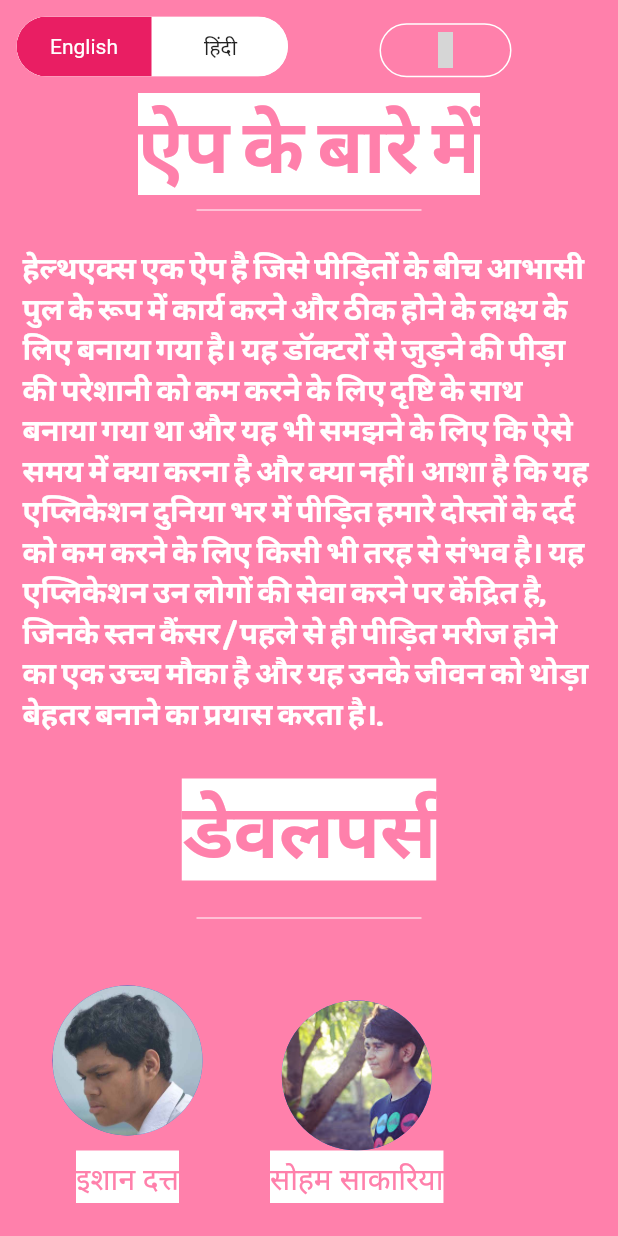
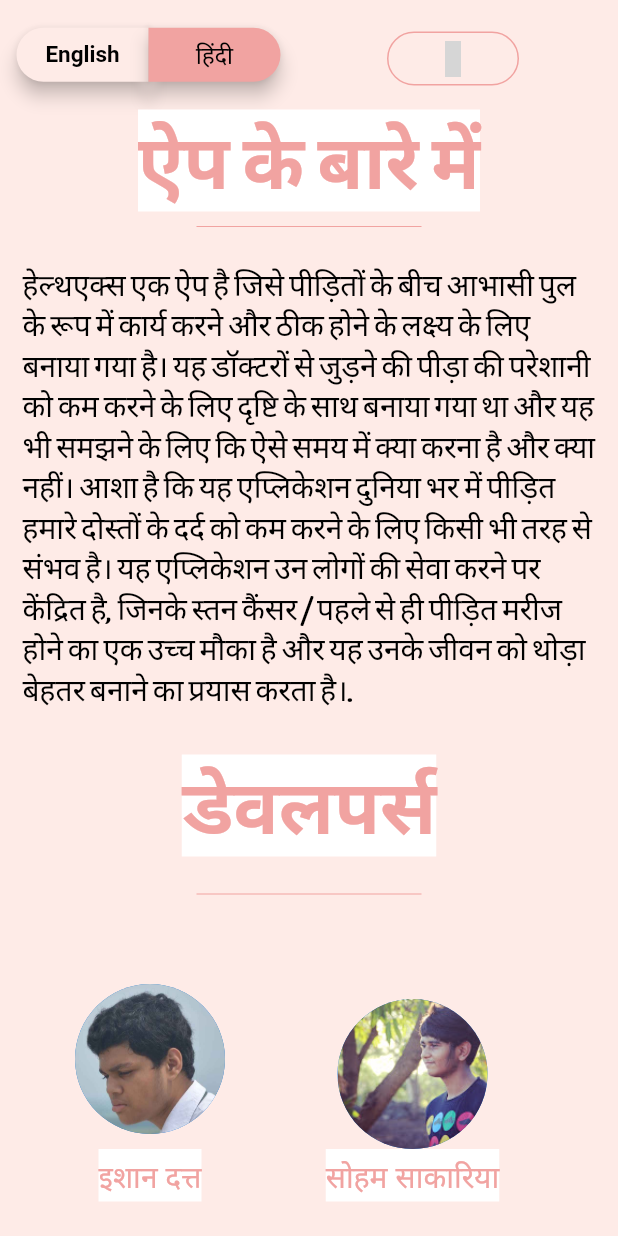
Before and after one commit to ParthPandey2236/Healthx, a Flutter app: the About screen opened directly, after a tap on "हिंदी", on a phone screen of 412 x 824 dp. Run offline on Flutter 3.47's test engine with Material 2 defaults, Android fonts, the phone set to English and light mode, and no system bars; drawn by our look-alikes of toggle_switch; our stand-ins replace cloud_firestore, eva_icons_flutter, firebase_auth, firebase_core, firebase_storage, image_cropper and 2 more; missing offline and left inert: translator; accounts and stored records are empty; grey boxes are pictures that could not be loaded.

Commit message:
Language change complete

```diff
--- a/lib/AboutPage.dart
+++ b/lib/AboutPage.dart
@@ -2,14 +2,16 @@ import 'package:elchackathon_app/main.dart';
 import 'package:eva_icons_flutter/eva_icons_flutter.dart';
 import 'package:flutter/material.dart';
 import 'package:shared_preferences/shared_preferences.dart';
-import 'package:toggle_switch/toggle_switch.dart';
 
 void main() {
   runApp(MaterialApp(
     home: About(),
   ));
 }
+
 int a = 0;
+int selectedIndex = 0;
+
 class About extends StatefulWidget {
   @override
   _AboutState createState() => _AboutState();
@@ -22,7 +24,7 @@ class _AboutState extends State<About> {
   @override
   Widget build(BuildContext context) {
     return Scaffold(
-      backgroundColor: Colors.pinkAccent[100],
+      backgroundColor: Color(0xfffeebe7),
       body: SafeArea(
         child: Center(
           child: SingleChildScrollView(
@@ -32,25 +34,49 @@ class _AboutState extends State<About> {
                 Row(children: [
                   Padding(
                     padding: const EdgeInsets.all(11.0),
-                    child: ToggleSwitch(
-                        minWidth: 90.0,
-                        cornerRadius: 20,
-                        activeBgColor: Colors.pink,
-                        inactiveBgColor: Colors.white,
-                        labels: [
-                          "English",
-                          "हिंदी",
+                    child: Row(
+                      children: [
+                        RaisedButton(
+                          shape: RoundedRectangleBorder(
+                              borderRadius: BorderRadius.only(
+                                  topLeft: Radius.circular(18),
+                                  bottomLeft: Radius.circular(18))),
+                          elevation: 5,
+                          color: a == 0 ? Color(0xfff1a3a1) : Color(0xfffeebe7),
+                          child: Center(
+                              child: Text('English',
+                                  style: TextStyle(
+                                      color: Colors.black,
+                                      fontWeight: FontWeight.bold,
+                                      fontSize: 15))),
+                          onPressed: () {
+                            setState(() {
+                              a = 0;
+                            });
+                          },
+                        ),
+                        RaisedButton(
+                          shape: RoundedRectangleBorder(
+                              borderRadius: BorderRadius.only(
+                                  topRight: Radius.circular(18),
+                                  bottomRight: Radius.circular(18))),
+                          elevation: 5,
+                          color: a == 1 ? Color(0xfff1a3a1) : Color(0xfffeebe7),
+                          child: Center(
+                              child: Text('हिंदी',
+                                  style: TextStyle(
+                                      color: Colors.black, fontSize: 16))),
+                          onPressed: () {
+                            setState(() {
+                              a = 1;
+                            });
+                          },
+                        ),
                       ],
-                        onToggle: (index) {
-                          if (a != index) {
-                            a = index;
-                            print(index);
-                            setState(() {});
-                          }
-                        }),
+                    ),
                   ),
                   Padding(
-                    padding: const EdgeInsets.all(0.0),
+                    padding: const EdgeInsets.all(10.0),
                     child: Container(
                       margin: EdgeInsets.only(left: 50.0, top: 5),
                       child: FlatButton(
@@ -67,7 +93,7 @@ class _AboutState extends State<About> {
                         ),
                         shape: RoundedRectangleBorder(
                             borderRadius: BorderRadius.circular(20.0),
-                            side: BorderSide(color: Colors.white)),
+                            side: BorderSide(color: Color(0xfff1a3a1))),
                       ),
                     ),
                   ),
@@ -80,7 +106,7 @@ class _AboutState extends State<About> {
                             style: TextStyle(
                               fontFamily: 'SansitaSwashed',
                               fontSize: 50.0,
-                              color: Colors.pinkAccent[100],
+                              color: Color(0xfff1a3a1),
                               fontWeight: FontWeight.bold,
                             ),
                           )
@@ -89,7 +115,7 @@ class _AboutState extends State<About> {
                             style: TextStyle(
                               fontFamily: 'SansitaSwashed',
                               fontSize: 50.0,
-                              color: Colors.pinkAccent[100],
+                              color: Color(0xfff1a3a1),
                               fontWeight: FontWeight.bold,
                             ),
                           )),
@@ -97,7 +123,7 @@ class _AboutState extends State<About> {
                   width: 150.0,
                   height: 20.0,
                   child: Divider(
-                    color: Colors.white,
+                    color: Color(0xfff1a3a1),
                   ),
                 ),
                 Padding(
@@ -108,8 +134,7 @@ class _AboutState extends State<About> {
                           style: TextStyle(
                             fontFamily: 'SansitaSwashed',
                             fontSize: 20.0,
-                            color: Colors.white,
-                            fontWeight: FontWeight.bold,
+                            color: Colors.black,
                           ),
                         )
                       : Text(
@@ -117,8 +142,7 @@ class _AboutState extends State<About> {
                           style: TextStyle(
                             fontFamily: 'SansitaSwashed',
                             fontSize: 20.0,
-                            color: Colors.white,
-                            fontWeight: FontWeight.bold,
+                            color: Colors.black,
                           ),
                         ),
                 ),
@@ -132,7 +156,7 @@ class _AboutState extends State<About> {
                               style: TextStyle(
                                 fontFamily: 'SansitaSwashed',
                                 fontSize: 50.0,
-                                color: Colors.pinkAccent[100],
+                                color: Color(0xfff1a3a1),
                                 fontWeight: FontWeight.bold,
                               ),
                             )
@@ -141,7 +165,7 @@ class _AboutState extends State<About> {
                               style: TextStyle(
                                 fontFamily: 'SansitaSwashed',
                                 fontSize: 50.0,
-                                color: Colors.pinkAccent[100],
+                                color: Color(0xfff1a3a1),
                                 fontWeight: FontWeight.bold,
                               ),
                             )),
@@ -150,7 +174,7 @@ class _AboutState extends State<About> {
                   width: 150.0,
                   height: 20.0,
                   child: Divider(
-                    color: Colors.white,
+                    color: Color(0xfff1a3a1),
                   ),
                 ),
                 Row(
@@ -159,22 +183,25 @@ class _AboutState extends State<About> {
                       padding: const EdgeInsets.all(35.0),
                       child: Column(
                         children: <Widget>[
-                          CircleAvatar(
+                          Padding(
+                            padding: const EdgeInsets.only(
+                                top: 15.0, right: 15, left: 15.0),
+                            child: CircleAvatar(
                               radius: 50.0,
                               backgroundImage:
                                   AssetImage('assets/Eeshan (3).jpg'),
+                            ),
                           ),
                           Padding(
                             padding: const EdgeInsets.all(10.0),
                             child: Container(
                               color: Colors.white,
                               child: Text(
-                                a==0?
-                                'Eeshan Dutta':"इशान दत्त",
+                                a == 0 ? 'Eeshan Dutta' : "इशान दत्त",
                                 style: TextStyle(
                                   fontFamily: 'Pacifico',
                                   fontSize: 20.0,
-                                  color: Colors.pinkAccent[100],
+                                  color: Color(0xfff1a3a1),
                                 ),
                               ),
                             ),
@@ -187,21 +214,24 @@ class _AboutState extends State<About> {
                     ),
                     Column(
                       children: <Widget>[
-                        CircleAvatar(
+                        Padding(
+                          padding: const EdgeInsets.only(
+                              top: 15.0, right: 15, left: 15.0),
+                          child: CircleAvatar(
                             radius: 50.0,
                             backgroundImage: AssetImage('assets/Soham.jpg'),
+                          ),
                         ),
                         Padding(
                           padding: const EdgeInsets.all(0.0),
                           child: Container(
                             color: Colors.white,
                             child: Text(
-                              a==0?
-                              'Soham Sakaria':"सोहम साकारिया",
+                              a == 0 ? 'Soham Sakaria' : "सोहम साकारिया",
                               style: TextStyle(
                                 fontFamily: 'Pacifico',
                                 fontSize: 20.0,
-                                color: Colors.pinkAccent[100],
+                                color: Color(0xfff1a3a1),
                               ),
                             ),
                           ),
@@ -216,22 +246,25 @@ class _AboutState extends State<About> {
                       padding: const EdgeInsets.all(35.0),
                       child: Column(
                         children: <Widget>[
-                          CircleAvatar(
+                          Padding(
+                            padding: const EdgeInsets.only(
+                                top: 15.0, right: 15, left: 15.0),
+                            child: CircleAvatar(
                               radius: 50.0,
                               backgroundImage:
                                   AssetImage('assets/parth pandey.jpg'),
+                            ),
                           ),
                           Padding(
                             padding: const EdgeInsets.all(0.0),
                             child: Container(
                               color: Colors.white,
                               child: Text(
-                                a==0?
-                                'Parth Pandey':"पार्थ पांडेय",
+                                a == 0 ? 'Parth Pandey' : "पार्थ पांडेय",
                                 style: TextStyle(
                                   fontFamily: 'Pacifico',
                                   fontSize: 20.0,
-                                  color: Colors.pinkAccent[100],
+                                  color: Color(0xfff1a3a1),
                                 ),
                               ),
                             ),
@@ -244,22 +277,25 @@ class _AboutState extends State<About> {
                     ),
                     Column(
                       children: <Widget>[
-                        CircleAvatar(
+                        Padding(
+                          padding: const EdgeInsets.only(
+                              top: 15.0, right: 15, left: 15.0),
+                          child: CircleAvatar(
                             radius: 50.0,
                             backgroundImage:
                                 AssetImage('assets/Parth Srivastava.jpeg'),
+                          ),
                         ),
                         Padding(
                           padding: const EdgeInsets.all(0.0),
                           child: Container(
                             color: Colors.white,
                             child: Text(
-                              a==0?
-                              'Parth Srivastava':"पार्थ श्रीवास्तव",
+                              a == 0 ? 'Parth Srivastava' : "पार्थ श्रीवास्तव",
                               style: TextStyle(
                                 fontFamily: 'Pacifico',
                                 fontSize: 20.0,
-                                color: Colors.pinkAccent[100],
+                                color: Color(0xfff1a3a1),
                               ),
                             ),
                           ),
```
Also changed, not shown: lib/ChatPage.dart (+120 -64 lines), lib/HomePage.dart (+5 -4 lines), pubspec.lock, 1 other file. Lines whose indentation alone changed are shown as unchanged.
